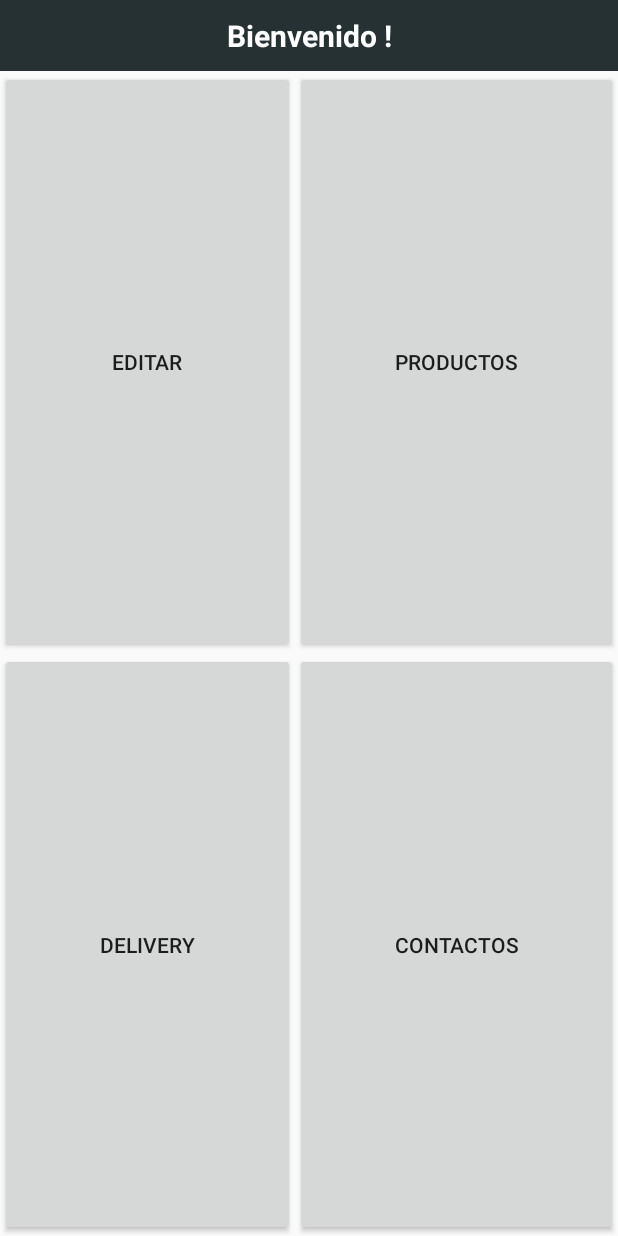
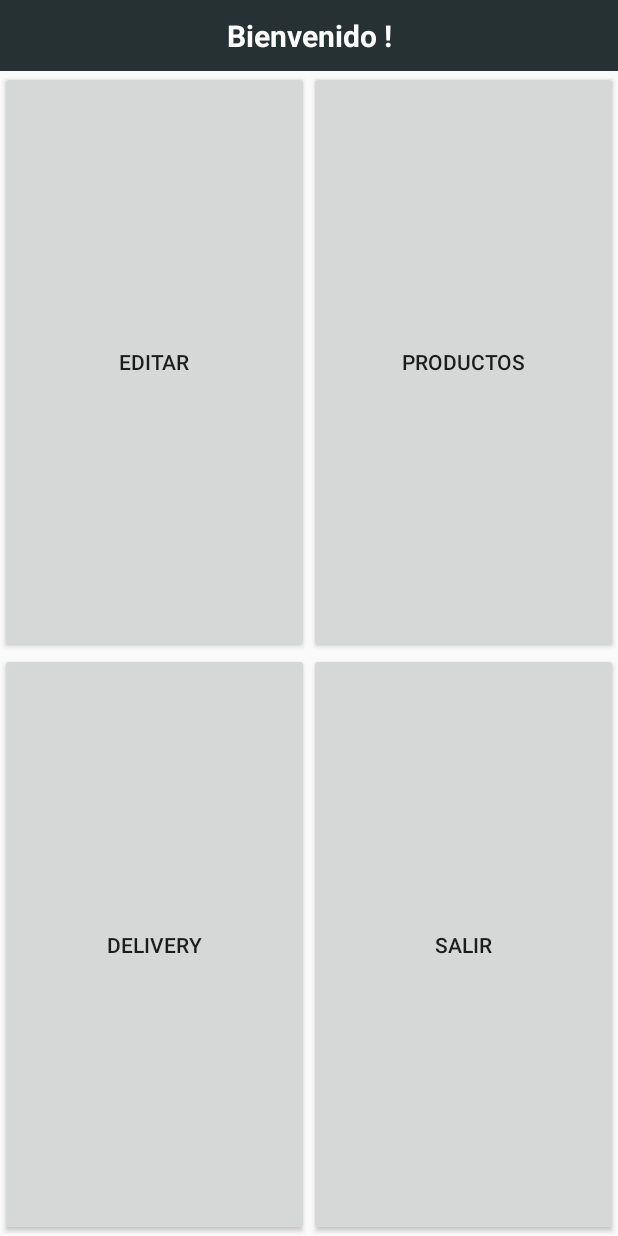
Before and after one commit to adrorodri/programacion3-2020, an Android app: the screen it shows after launch (MainActivity), after a tap on "INICIAR SESIÓN", on a phone screen of 412 x 824 dp. Run offline under Robolectric (Android 15) with nearby library versions, the phone set to English and light mode, and no system bars.

Commit message:
Retorno de datos y paso de parametros

```diff
--- a/app/src/main/java/com/upb/programacion32020/LoginActivity.java
+++ b/app/src/main/java/com/upb/programacion32020/LoginActivity.java
@@ -1,6 +1,5 @@
 package com.upb.programacion32020;
 
-import android.content.Context;
 import android.content.Intent;
 import android.os.Bundle;
 import android.util.Log;
@@ -13,7 +12,9 @@ import android.widget.EditText;
 import android.widget.ProgressBar;
 import android.widget.Switch;
 import android.widget.TextView;
+import android.widget.Toast;
 
+import androidx.annotation.Nullable;
 import androidx.appcompat.app.AppCompatActivity;
 
 public class LoginActivity extends AppCompatActivity {
@@ -25,6 +26,8 @@ public class LoginActivity extends AppCompatActivity {
     EditText editTextPassword;
     ProgressBar progressBar;
     TextView tvSolucionExamen;
+
+    int requestCodeIngresar = 1;
 
     @Override
     protected void onCreate(Bundle savedInstanceState) {
@@ -54,7 +57,7 @@ public class LoginActivity extends AppCompatActivity {
                 Usuario user = new Usuario(editTextUsername.getText().toString(), editTextPassword.getText().toString());
                 intent.putExtra("user", user);
 
-                startActivity(intent);
+                startActivityForResult(intent, requestCodeIngresar);
             }
         });
 
@@ -89,6 +92,15 @@ public class LoginActivity extends AppCompatActivity {
     }
 
     @Override
+    protected void onActivityResult(int requestCode, int resultCode, @Nullable Intent data) {
+        super.onActivityResult(requestCode, resultCode, data);
+        if (requestCode == requestCodeIngresar && resultCode == RESULT_OK && data != null) {
+            String nombre = data.getStringExtra("nombre");
+            Toast.makeText(this, nombre + " vuelva pronto!", Toast.LENGTH_SHORT).show();
+        }
+    }
+
+    @Override
     protected void onStart() {
         super.onStart();
     }
--- a/app/src/main/java/com/upb/programacion32020/MainActivity.java
+++ b/app/src/main/java/com/upb/programacion32020/MainActivity.java
@@ -2,6 +2,7 @@ package com.upb.programacion32020;
 
 import android.content.Intent;
 import android.os.Bundle;
+import android.view.View;
 import android.widget.Button;
 import android.widget.TextView;
 
@@ -9,28 +10,41 @@ import androidx.appcompat.app.AppCompatActivity;
 
 public class MainActivity extends AppCompatActivity {
 
-    Button button;
+    Button buttonEditar;
+    Button buttonSalir;
     TextView tvHeader;
+    Usuario user;
 
     @Override
     protected void onCreate(Bundle savedInstanceState) {
         super.onCreate(savedInstanceState);
         setContentView(R.layout.activity_main_menu);
 
-        button = findViewById(R.id.btEditar);
+        buttonEditar = findViewById(R.id.btEditar);
+        buttonSalir = findViewById(R.id.btSalir);
         tvHeader = findViewById(R.id.tvHeader);
 
         Intent intent = getIntent();
         if (intent.hasExtra("adminEnabled")) {
             boolean adminEnabled = intent.getBooleanExtra("adminEnabled", false);
-            button.setEnabled(adminEnabled);
+            buttonEditar.setEnabled(adminEnabled);
         }
 
         if (intent.hasExtra("user")) {
-            Usuario user = (Usuario) intent.getSerializableExtra("user");
+            user = (Usuario) intent.getSerializableExtra("user");
             if (user != null) {
                 tvHeader.setText("Bienvenido " + user.getUsername() + "!");
             }
         }
+
+        buttonSalir.setOnClickListener(new View.OnClickListener() {
+            @Override
+            public void onClick(View view) {
+                Intent intent = new Intent();
+                intent.putExtra("nombre", user.getUsername());
+                setResult(RESULT_OK, intent);
+                finish();
+            }
+        });
     }
 }
--- a/app/src/main/res/layout/activity_main_menu.xml
+++ b/app/src/main/res/layout/activity_main_menu.xml
@@ -25,13 +25,13 @@
             android:id="@+id/btEditar"
             android:text="Editar"
             android:layout_weight="1"
-            android:layout_width="wrap_content"
+            android:layout_width="0dp"
             android:layout_height="match_parent"/>
         <Button
             android:id="@+id/btProductos"
             android:text="Productos"
             android:layout_weight="1"
-            android:layout_width="wrap_content"
+            android:layout_width="0dp"
             android:layout_height="match_parent"/>
     </LinearLayout>
 
@@ -44,13 +44,13 @@
             android:id="@+id/btDelivery"
             android:text="Delivery"
             android:layout_weight="1"
-            android:layout_width="wrap_content"
+            android:layout_width="0dp"
             android:layout_height="match_parent"/>
         <Button
-            android:id="@+id/btContactos"
-            android:text="Contactos"
+            android:id="@+id/btSalir"
+            android:text="Salir"
             android:layout_weight="1"
-            android:layout_width="wrap_content"
+            android:layout_width="0dp"
             android:layout_height="match_parent"/>
     </LinearLayout>
 </LinearLayout>
```
